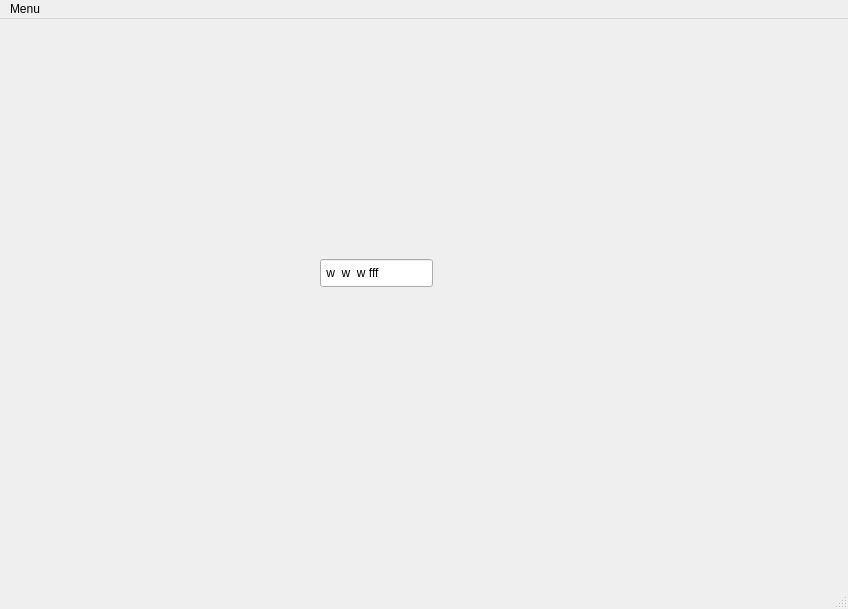
The window that mainwindow.ui (Racalniog/QTAppAlfaExercises) describes before a commit, drawn with Qt 5.
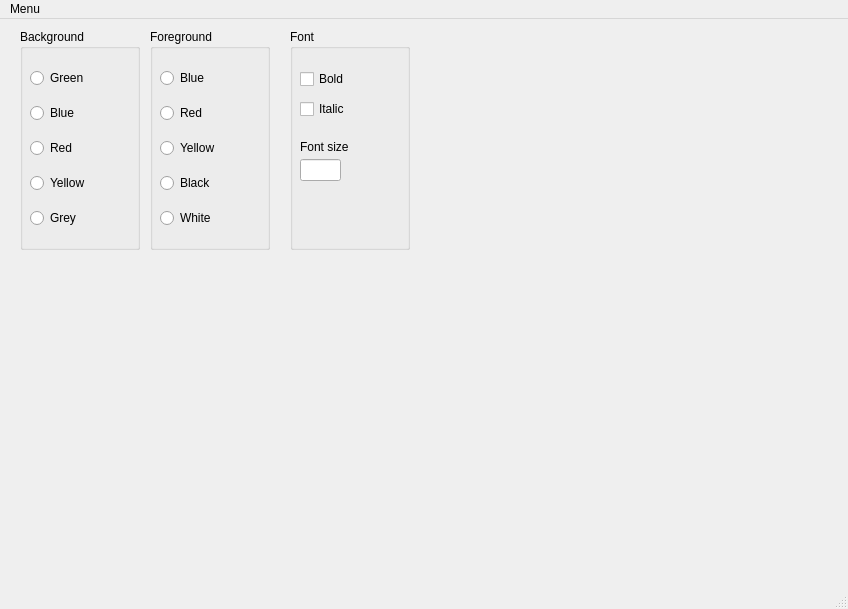
The same window after the commit. The open tabs and pages were chosen to show the change.

Commit message: added style configurator

```diff
--- a/mainwindow.ui
+++ b/mainwindow.ui
@@ -26,7 +26,7 @@
    <widget class="QStackedWidget" name="stackedWidget">
     <property name="geometry">
      <rect>
-      <x>0</x>
+      <x>10</x>
       <y>0</y>
       <width>831</width>
       <height>571</height>
@@ -298,18 +298,187 @@
      </widget>
     </widget>
     <widget class="QWidget" name="page_3">
-     <widget class="QLineEdit" name="lineEdit_3">
+     <widget class="QGroupBox" name="groupBoxForeground">
       <property name="geometry">
        <rect>
-        <x>320</x>
-        <y>240</y>
-        <width>113</width>
-        <height>28</height>
+        <x>140</x>
+        <y>10</y>
+        <width>120</width>
+        <height>221</height>
        </rect>
       </property>
-      <property name="inputMask">
-       <string>awdawdawdfff</string>
+      <property name="title">
+       <string>Foreground</string>
       </property>
+      <widget class="QWidget" name="verticalLayoutWidget_2">
+       <property name="geometry">
+        <rect>
+         <x>10</x>
+         <y>30</y>
+         <width>101</width>
+         <height>181</height>
+        </rect>
+       </property>
+       <layout class="QVBoxLayout" name="verticalLayout_2">
+        <item>
+         <widget class="QRadioButton" name="radioButtonForegroundBlue">
+          <property name="text">
+           <string>Blue</string>
+          </property>
+         </widget>
+        </item>
+        <item>
+         <widget class="QRadioButton" name="radioButtonForegroundRed">
+          <property name="text">
+           <string>Red</string>
+          </property>
+         </widget>
+        </item>
+        <item>
+         <widget class="QRadioButton" name="radioButtonForegroundYellow">
+          <property name="text">
+           <string>Yellow</string>
+          </property>
+         </widget>
+        </item>
+        <item>
+         <widget class="QRadioButton" name="radioButtonForegroundBlack">
+          <property name="text">
+           <string>Black</string>
+          </property>
+         </widget>
+        </item>
+        <item>
+         <widget class="QRadioButton" name="radioButtonForegroundWhite">
+          <property name="text">
+           <string>White</string>
+          </property>
+         </widget>
+        </item>
+       </layout>
+      </widget>
+     </widget>
+     <widget class="QGroupBox" name="groupBoxBackground">
+      <property name="geometry">
+       <rect>
+        <x>10</x>
+        <y>10</y>
+        <width>120</width>
+        <height>221</height>
+       </rect>
+      </property>
+      <property name="title">
+       <string>Background</string>
+      </property>
+      <widget class="QWidget" name="verticalLayoutWidget_3">
+       <property name="geometry">
+        <rect>
+         <x>10</x>
+         <y>30</y>
+         <width>101</width>
+         <height>181</height>
+        </rect>
+       </property>
+       <layout class="QVBoxLayout" name="verticalLayout_3">
+        <item>
+         <widget class="QRadioButton" name="radioButtonBackgroundGreen">
+          <property name="text">
+           <string>Green</string>
+          </property>
+         </widget>
+        </item>
+        <item>
+         <widget class="QRadioButton" name="radioButtonBackgroundBlue">
+          <property name="text">
+           <string>Blue</string>
+          </property>
+         </widget>
+        </item>
+        <item>
+         <widget class="QRadioButton" name="radioButtonBackgroundRed">
+          <property name="text">
+           <string>Red</string>
+          </property>
+         </widget>
+        </item>
+        <item>
+         <widget class="QRadioButton" name="radioButtonBackgroundYellow">
+          <property name="text">
+           <string>Yellow</string>
+          </property>
+         </widget>
+        </item>
+        <item>
+         <widget class="QRadioButton" name="radioButtonBackgroundGrey">
+          <property name="text">
+           <string>Grey</string>
+          </property>
+         </widget>
+        </item>
+       </layout>
+      </widget>
+     </widget>
+     <widget class="QGroupBox" name="groupBoxFont">
+      <property name="geometry">
+       <rect>
+        <x>280</x>
+        <y>10</y>
+        <width>120</width>
+        <height>221</height>
+       </rect>
+      </property>
+      <property name="title">
+       <string>Font</string>
+      </property>
+      <widget class="QCheckBox" name="checkBoxBold">
+       <property name="geometry">
+        <rect>
+         <x>10</x>
+         <y>40</y>
+         <width>76</width>
+         <height>20</height>
+        </rect>
+       </property>
+       <property name="text">
+        <string>Bold</string>
+       </property>
+      </widget>
+      <widget class="QCheckBox" name="checkBoxItalic">
+       <property name="geometry">
+        <rect>
+         <x>10</x>
+         <y>70</y>
+         <width>76</width>
+         <height>20</height>
+        </rect>
+       </property>
+       <property name="text">
+        <string>Italic</string>
+       </property>
+      </widget>
+      <widget class="QLabel" name="labelSize">
+       <property name="geometry">
+        <rect>
+         <x>10</x>
+         <y>110</y>
+         <width>71</width>
+         <height>16</height>
+        </rect>
+       </property>
+       <property name="text">
+        <string>Font size</string>
+       </property>
+      </widget>
+      <widget class="QLineEdit" name="lineEditSize">
+       <property name="geometry">
+        <rect>
+         <x>10</x>
+         <y>130</y>
+         <width>41</width>
+         <height>22</height>
+        </rect>
+       </property>
+      </widget>
      </widget>
     </widget>
     <widget class="QWidget" name="page_4"/>
```
Left out of the diff: 10 changed lines with no effect on the pictures. The commit also changes 2 other files.
